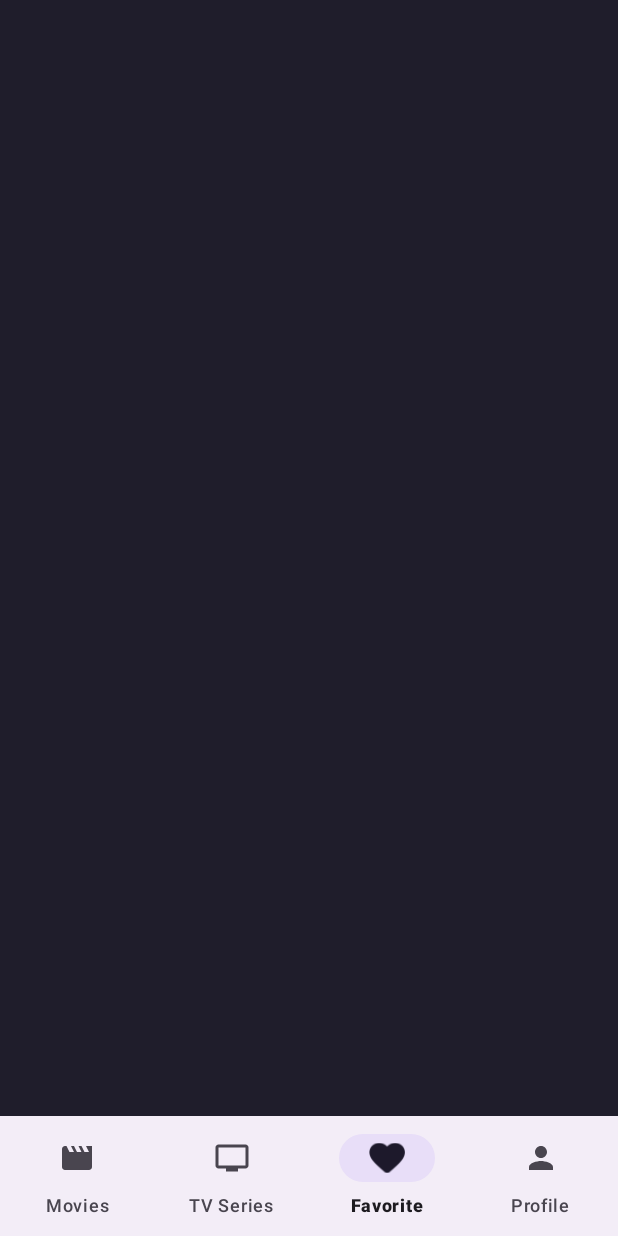
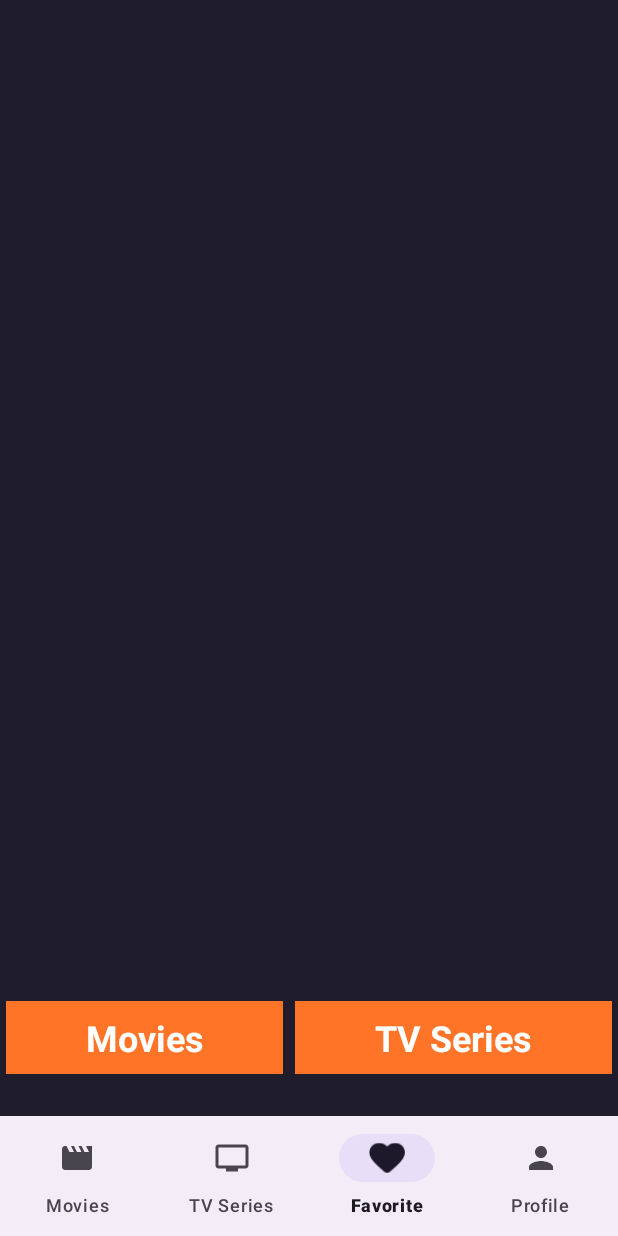
Before and after one commit to mehmetfurkaneroglu/MovieApp2024, an Android app: the FavoriteFragment screen opened through its navigation route, on a phone screen of 412 x 824 dp. Run offline under Robolectric (Android 15) with nearby library versions, the phone set to English and light mode, and no system bars; our stand-ins replace Dagger/Hilt's generated code, Firebase (no records; nobody signed in at launch, a user with empty details on screens opened directly), data binding, navigation-ui; network calls fail; pictures from the network do not load; 3 statements that could not run were skipped.

```diff
--- a/app/src/main/java/com/eroglu/movieapp/view/favorite/FavoriteAdapter.kt
+++ b/app/src/main/java/com/eroglu/movieapp/view/favorite/FavoriteAdapter.kt
@@ -1,57 +1,75 @@
 package com.eroglu.movieapp.view.favorite
 
 import android.view.LayoutInflater
-import android.view.View
 import android.view.ViewGroup
-import android.widget.ImageView
-import android.widget.TextView
-import androidx.constraintlayout.widget.ConstraintLayout
 import androidx.core.content.ContextCompat
+import androidx.recyclerview.widget.AsyncListDiffer
+import androidx.recyclerview.widget.DiffUtil
 import androidx.recyclerview.widget.RecyclerView
 import com.bumptech.glide.Glide
 import com.bumptech.glide.request.RequestOptions
 import com.eroglu.movieapp.R
+import com.eroglu.movieapp.databinding.FavoriteItemBinding
 
-interface ItemClickedListener{
+interface ItemClickedListener {
     fun onItemClicked(favoriteModel: FavoriteModel)
 }
 
-class FavoriteAdapter(private val favoriteList: List<FavoriteModel>, private val clickListener: ItemClickedListener) :
-    RecyclerView.Adapter<FavoriteAdapter.FavoriteViewHolder>() {
+
+class FavoriteAdapter : RecyclerView.Adapter<FavoriteAdapter.FavoriteViewHolder>() {
+
+    var itemClickedListener: ItemClickedListener? = null
+
+    inner class FavoriteViewHolder(val binding: FavoriteItemBinding) :
+        RecyclerView.ViewHolder(binding.root)
+
+    private val diffUtil = object : DiffUtil.ItemCallback<FavoriteModel>() {
+        override fun areItemsTheSame(oldItem: FavoriteModel, newItem: FavoriteModel) =
+            oldItem == newItem
+
+        override fun areContentsTheSame(oldItem: FavoriteModel, newItem: FavoriteModel) =
+            oldItem == newItem
+
+    }
+
+    private val listDiffer = AsyncListDiffer(this, diffUtil)
+    var favoriteList: List<FavoriteModel>
+        get() = listDiffer.currentList
+        set(value) = listDiffer.submitList(value)
 
     override fun onCreateViewHolder(parent: ViewGroup, viewType: Int): FavoriteViewHolder {
-        val view = LayoutInflater.from(parent.context).inflate(R.layout.favorite_item, parent, false)
-        return FavoriteViewHolder(view)
+        val inflater = LayoutInflater.from(parent.context)
+        val binding = FavoriteItemBinding.inflate(inflater, parent, false)
+        return FavoriteViewHolder(binding)
+    }
+
+    override fun getItemCount(): Int {
+        return favoriteList.size
     }
 
     override fun onBindViewHolder(holder: FavoriteViewHolder, position: Int) {
         val currentItem = favoriteList[position]
-        when(currentItem.itemType){
-            FavoriteItemTypeEnum.MOVIES ->{
-                holder.constraintLayout.setBackgroundColor(ContextCompat.getColor(holder.itemView.context,R.color.c1))
-            }
-            FavoriteItemTypeEnum.TV_SERIES ->{
-                holder.constraintLayout.setBackgroundColor(ContextCompat.getColor(holder.itemView.context,R.color.c2))
-            }
 
-            else -> {}
-        }
-        holder.tvTitle.text = currentItem.itemName
+        holder.binding.tvTitle.text = currentItem.itemName
         Glide.with(holder.itemView)
             .load("https://image.tmdb.org/t/p/w500${currentItem.itemPicture}")
             .apply(RequestOptions().centerCrop())
-            .into(holder.ivFavoriteImage)
+            .into(holder.binding.ivMovieImage)
+
+        when(currentItem.itemType){
+            FavoriteItemTypeEnum.MOVIES ->{
+                holder.binding.constraintLayout.setBackgroundColor(ContextCompat.getColor(holder.itemView.context,R.color.c1))
+            }
+            FavoriteItemTypeEnum.TV_SERIES ->{
+                holder.binding.constraintLayout.setBackgroundColor(ContextCompat.getColor(holder.itemView.context,R.color.c2))
+            }
+            else -> {}
+        }
 
         holder.itemView.setOnClickListener{
-            clickListener.onItemClicked(currentItem)
+            itemClickedListener?.onItemClicked(currentItem)
         }
+
     }
 
-    override fun getItemCount() = favoriteList.size
-
-    inner class FavoriteViewHolder(itemView: View) : RecyclerView.ViewHolder(itemView) {
-        val ivFavoriteImage: ImageView = itemView.findViewById(R.id.ivMovieImage)
-        val tvTitle: TextView = itemView.findViewById(R.id.tvTitle)
-        val constraintLayout: ConstraintLayout = itemView.findViewById(R.id.constraintLayout)
-    }
 }
--- a/app/src/main/java/com/eroglu/movieapp/view/favorite/FavoriteFragment.kt
+++ b/app/src/main/java/com/eroglu/movieapp/view/favorite/FavoriteFragment.kt
@@ -5,9 +5,9 @@ import android.view.LayoutInflater
 import android.view.View
 import android.view.ViewGroup
 import androidx.fragment.app.Fragment
+import androidx.fragment.app.viewModels
 import androidx.navigation.Navigation
-import androidx.recyclerview.widget.LinearLayoutManager
-import androidx.recyclerview.widget.RecyclerView
+import com.eroglu.movieapp.BR
 import com.eroglu.movieapp.R
 import com.eroglu.movieapp.databinding.FragmentFavoriteBinding
 import com.eroglu.movieapp.util.Keys
@@ -18,12 +18,17 @@ import com.google.firebase.database.DatabaseError
 import com.google.firebase.database.DatabaseReference
 import com.google.firebase.database.FirebaseDatabase
 import com.google.firebase.database.ValueEventListener
+import dagger.hilt.android.AndroidEntryPoint
 
+@AndroidEntryPoint
 class FavoriteFragment : Fragment() {
 
-    private lateinit var favoriteRecyclerView: RecyclerView
-    private lateinit var favoriteAdapter: FavoriteAdapter
-    private val favoriteList: MutableList<FavoriteModel> = mutableListOf()
+//    private lateinit var favoriteRecyclerView: RecyclerView
+//    private lateinit var favoriteAdapter: FavoriteAdapter
+//    private val favoriteList: MutableList<FavoriteModel> = mutableListOf()
+    private val viewModel: FavoriteViewModel by viewModels()
+
+
     private lateinit var movieDatabase: DatabaseReference
     private lateinit var tvSeriesDatabase: DatabaseReference
     private var _binding: FragmentFavoriteBinding? = null
@@ -39,18 +44,21 @@ class FavoriteFragment : Fragment() {
 
     override fun onViewCreated(view: View, savedInstanceState: Bundle?) {
         super.onViewCreated(view, savedInstanceState)
+        binding.setVariable(BR.viewModel,viewModel)
+        binding.lifecycleOwner = this
 
-        favoriteAdapter = FavoriteAdapter(favoriteList, clickListener = object : ItemClickedListener {
-            override fun onItemClicked(favoriteModel: FavoriteModel) {
+
+        viewModel.selectedFavoriteItem.observe(viewLifecycleOwner){favoriteItem->
             val bundle = Bundle()
-                when (favoriteModel.itemType) {
+            when (favoriteItem.itemType) {
                 FavoriteItemTypeEnum.MOVIES -> {
-                        bundle.putInt(Keys.MOVIE_DETAIL_KEY, favoriteModel.itemId?.toInt() ?: 0)
+                    bundle.putInt(Keys.MOVIE_DETAIL_KEY, favoriteItem.itemId?.toInt() ?: 0)
                     Navigation.findNavController(requireActivity(), R.id.fragmentContainerView)
                         .navigate(R.id.action_favoriteFragment_to_detailFragment, bundle)
                 }
+
                 FavoriteItemTypeEnum.TV_SERIES -> {
-                        bundle.putInt(Keys.TV_SERIES_DETAIL_KEY, favoriteModel.itemId?.toInt() ?: 0)
+                    bundle.putInt(Keys.TV_SERIES_DETAIL_KEY, favoriteItem.itemId?.toInt() ?: 0)
                     Navigation.findNavController(requireActivity(), R.id.fragmentContainerView)
                         .navigate(R.id.action_favoriteFragment_to_tvSeriesDetailFragment, bundle)
                 }
@@ -58,25 +66,35 @@ class FavoriteFragment : Fragment() {
                 else -> {}
             }
         }
-        })
 
-        favoriteRecyclerView = binding.favoriteRecyclerView
-        favoriteRecyclerView.layoutManager = LinearLayoutManager(requireContext())
-        favoriteRecyclerView.adapter = favoriteAdapter
+        getDataFromFirebase()
 
+        binding.moviesTextview.setOnClickListener{
+            viewModel.adapter.postValue(viewModel.favoriteMovieAdapter)
+        }
+
+        binding.tvSeriesTextview.setOnClickListener{
+            viewModel.adapter.postValue(viewModel.favoriteTvSeriesAdapter)
+        }
+
+    }
+
+    fun getDataFromFirebase(){
         val currentUserUid = Firebase.auth.currentUser?.uid
 
         movieDatabase = FirebaseDatabase.getInstance().reference.child("users").child(currentUserUid ?: "").child("favorite_movies")
         movieDatabase.addValueEventListener(object : ValueEventListener {
             override fun onDataChange(snapshot: DataSnapshot) {
-                favoriteList.clear()
+                val a = arrayListOf<FavoriteModel>()
+
                 for (data in snapshot.children) {
                     val favoriteModel: FavoriteModel? = data.getValue(FavoriteModel::class.java)
                     favoriteModel?.let {
-                        favoriteList.add(favoriteModel)
+                        a.add(favoriteModel)
                     }
                 }
-                favoriteAdapter.notifyDataSetChanged()
+                viewModel.favoriteMovieAdapter.favoriteList = a
+//                viewModel.favoriteAdapter.notifyDataSetChanged()
             }
 
             override fun onCancelled(error: DatabaseError) {
@@ -87,13 +105,15 @@ class FavoriteFragment : Fragment() {
         tvSeriesDatabase = FirebaseDatabase.getInstance().reference.child("users").child(currentUserUid ?: "").child("favorite_tv_series")
         tvSeriesDatabase.addValueEventListener(object : ValueEventListener {
             override fun onDataChange(snapshot: DataSnapshot) {
+                val a = arrayListOf<FavoriteModel>()
                 for (data in snapshot.children) {
                     val favoriteModel: FavoriteModel? = data.getValue(FavoriteModel::class.java)
                     favoriteModel?.let {
-                        favoriteList.add(favoriteModel)
+                        a.add(favoriteModel)
                     }
                 }
-                favoriteAdapter.notifyDataSetChanged()
+                viewModel.favoriteTvSeriesAdapter.favoriteList = a
+//                viewModel.favoriteAdapter.notifyDataSetChanged()
             }
 
             override fun onCancelled(error: DatabaseError) {
--- a/app/src/main/java/com/eroglu/movieapp/view/favorite/FavoriteViewModel.kt
+++ b/app/src/main/java/com/eroglu/movieapp/view/favorite/FavoriteViewModel.kt
@@ -1,4 +1,40 @@
 package com.eroglu.movieapp.view.favorite
 
-class FavoriteViewModel {
+import androidx.lifecycle.MutableLiveData
+import androidx.lifecycle.ViewModel
+import com.eroglu.movieapp.service.Repository
+import com.eroglu.movieapp.util.SingleLiveEvent
+import dagger.hilt.android.lifecycle.HiltViewModel
+import javax.inject.Inject
+
+@HiltViewModel
+class FavoriteViewModel @Inject constructor(private val repository: Repository) : ViewModel() {
+
+    val selectedFavoriteItem = SingleLiveEvent<FavoriteModel>()
+
+
+
+
+    val favoriteMovieAdapter = FavoriteAdapter().apply {
+        itemClickedListener = object : ItemClickedListener{
+            override fun onItemClicked(favoriteModel: FavoriteModel) {
+                selectedFavoriteItem.postValue(favoriteModel)
+            }
+        }
+    }
+
+    val favoriteTvSeriesAdapter = FavoriteAdapter().apply {
+        itemClickedListener = object : ItemClickedListener{
+            override fun onItemClicked(favoriteModel: FavoriteModel) {
+                selectedFavoriteItem.postValue(favoriteModel)
+            }
+        }
+    }
+
+    val adapter = MutableLiveData<FavoriteAdapter>(favoriteMovieAdapter)
+
+
+
+
+
 }
--- a/app/src/main/java/com/eroglu/movieapp/view/movie/MoviesFragment.kt
+++ b/app/src/main/java/com/eroglu/movieapp/view/movie/MoviesFragment.kt
@@ -46,9 +46,9 @@ class MoviesFragment : Fragment() {
         val adapter = ViewPagerAdapter(images)
         binding.viewpager2Slider.adapter = adapter
 
-        binding.viewpager2Slider.beginFakeDrag() //sahte bir sürükleme işlemini başlatır.
-        binding.viewpager2Slider.fakeDragBy(-10f) //belirli bir mesafe kadar sürüklemeyi sağlar.
-        binding.viewpager2Slider.endFakeDrag()
+//        binding.viewpager2Slider.beginFakeDrag() //sahte bir sürükleme işlemini başlatır.
+//        binding.viewpager2Slider.fakeDragBy(-10f) //belirli bir mesafe kadar sürüklemeyi sağlar.
+//        binding.viewpager2Slider.endFakeDrag()
 
     }
 
--- a/app/src/main/java/com/eroglu/movieapp/view/tvSeries/TvSeriesFragment.kt
+++ b/app/src/main/java/com/eroglu/movieapp/view/tvSeries/TvSeriesFragment.kt
@@ -50,9 +50,9 @@ class TvSeriesFragment : Fragment() {
 //        binding.viewpagerSlider.adapter = adapter
         binding.viewpagerSlider.adapter = ViewPagerAdapter(imagesTv)
 
-        binding.viewpagerSlider.beginFakeDrag() //sahte bir sürükleme işlemini başlatır.
-        binding.viewpagerSlider.fakeDragBy(-10f) //belirli bir mesafe kadar sürüklemeyi sağlar.
-        binding.viewpagerSlider.endFakeDrag()
+//        binding.viewpagerSlider.beginFakeDrag() //sahte bir sürükleme işlemini başlatır.
+//        binding.viewpagerSlider.fakeDragBy(-10f) //belirli bir mesafe kadar sürüklemeyi sağlar.
+//        binding.viewpagerSlider.endFakeDrag()
 
     }
 
--- a/app/src/main/res/layout/fragment_favorite.xml
+++ b/app/src/main/res/layout/fragment_favorite.xml
@@ -1,7 +1,15 @@
 <?xml version="1.0" encoding="utf-8"?>
-<FrameLayout
-    xmlns:android="http://schemas.android.com/apk/res/android"
+<layout xmlns:android="http://schemas.android.com/apk/res/android"
     xmlns:tools="http://schemas.android.com/tools"
+    xmlns:app="http://schemas.android.com/apk/res-auto">
+
+    <data>
+        <variable
+            name="viewModel"
+            type="com.eroglu.movieapp.view.favorite.FavoriteViewModel" />
+    </data>
+
+    <androidx.constraintlayout.widget.ConstraintLayout
         android:layout_width="match_parent"
         android:layout_height="match_parent"
         android:background="@color/main_color"
@@ -10,6 +18,49 @@
         <androidx.recyclerview.widget.RecyclerView
             android:id="@+id/favoriteRecyclerView"
             android:layout_width="match_parent"
+            android:adapter="@{viewModel.adapter}"
+            app:layoutManager="androidx.recyclerview.widget.LinearLayoutManager"
             android:layout_height="match_parent" />
 
-</FrameLayout>
+        <LinearLayout
+            android:layout_width="match_parent"
+            android:layout_height="wrap_content"
+            android:orientation="horizontal"
+            app:layout_constraintBottom_toBottomOf="parent"
+            android:layout_marginBottom="24dp"
+            >
+            <TextView
+                android:layout_width="wrap_content"
+                android:layout_height="wrap_content"
+                android:id="@+id/moviesTextview"
+                android:text="Movies"
+                android:background="@color/orange"
+                android:textColor="@color/white"
+                android:textStyle="bold"
+                android:layout_margin="4dp"
+                android:padding="8dp"
+                android:textSize="24sp"
+                android:gravity="center"
+                android:layout_weight="0.5"
+                />
+
+            <TextView
+                android:layout_weight="0.5"
+                android:gravity="center"
+                android:layout_width="wrap_content"
+                android:layout_height="wrap_content"
+                android:id="@+id/tvSeriesTextview"
+                android:text="TV Series"
+                android:padding="8dp"
+                android:background="@color/orange"
+                android:textColor="@color/white"
+                android:layout_margin="4dp"
+                android:textStyle="bold"
+                android:textSize="24sp"
+                />
+        </LinearLayout>
+
+
+
+    </androidx.constraintlayout.widget.ConstraintLayout>
+</layout>
```
Lines whose indentation alone changed are shown as unchanged.
